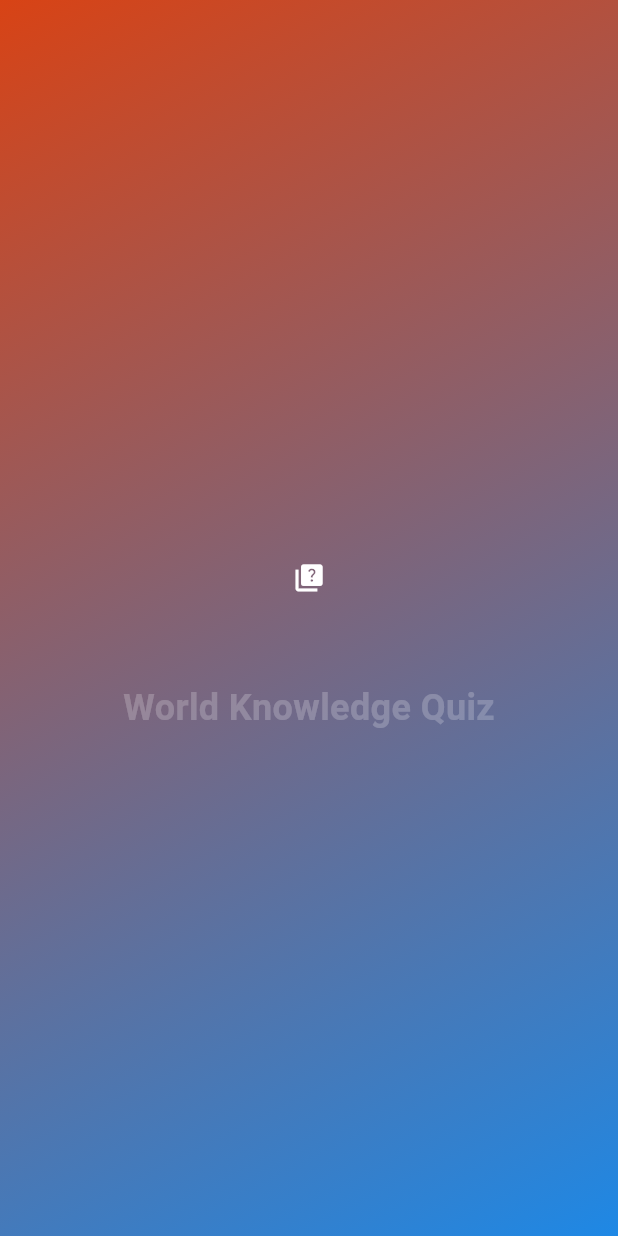
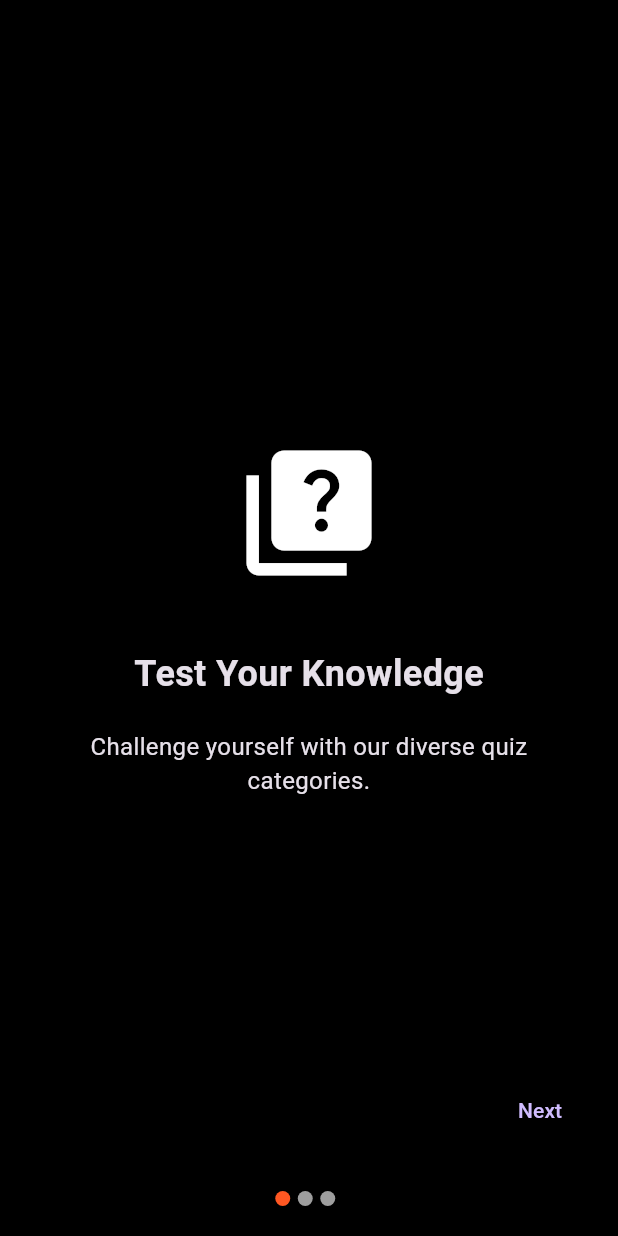
Before and after one commit to fisforfaheem/knowledge_zone, a Flutter app: the first screen one second after launch, on a phone screen of 412 x 824 dp. Run offline on Flutter 3.47's test engine with Material 3 defaults, Android fonts, the light colour scheme and no system bars; drawn by our look-alikes of flutter_animate; our stand-ins replace confetti, hive, hive_flutter, share_plus, shared_preferences, webview_flutter; accounts and stored records are empty.

Commit message:
Update main.dart

```diff
--- a/lib/main.dart
+++ b/lib/main.dart
@@ -5,6 +5,8 @@ import 'package:flutter/material.dart';
 import 'package:flutter_animate/flutter_animate.dart';
 import 'package:general_knowledge_app/faq_page.dart';
 import 'package:general_knowledge_app/questions.dart';
+import 'package:hive/hive.dart';
+import 'package:hive_flutter/adapters.dart';
 import 'package:share_plus/share_plus.dart';
 import 'package:url_launcher/url_launcher_string.dart';
 import 'package:webview_flutter/webview_flutter.dart';
@@ -14,6 +16,8 @@ import 'package:shared_preferences/shared_preferences.dart';
 
 void main() async {
   WidgetsFlutterBinding.ensureInitialized();
+  await Hive.initFlutter();
+  await Hive.openBox('appBox');
   await SharedPrefsManager.init();
   SystemChrome.setSystemUIOverlayStyle(
     const SystemUiOverlayStyle(
@@ -113,9 +117,165 @@ class MainApp extends StatelessWidget {
             ),
           ),
         ),
-      home: const SplashScreen(),
+        home: FutureBuilder<bool>(
+          future: checkFirstSeen(),
+          builder: (BuildContext context, AsyncSnapshot<bool> snapshot) {
+            if (snapshot.hasData) {
+              if (snapshot.data!) {
+                return const OnboardingScreen();
+              } else {
+                return const SplashScreen();
+              }
+            } else {
+              return const CircularProgressIndicator();
+            }
+          },
+        ));
+  }
+}
+
+Future<bool> checkFirstSeen() async {
+  final box = Hive.box('appBox');
+  bool isFirstLaunch = box.get('isFirstLaunch', defaultValue: true);
+  if (isFirstLaunch) {
+    await box.put('isFirstLaunch', false);
+  }
+  return isFirstLaunch;
+}
+
+class OnboardingScreen extends StatefulWidget {
+  const OnboardingScreen({super.key});
+
+  @override
+  _OnboardingScreenState createState() => _OnboardingScreenState();
+}
+
+class _OnboardingScreenState extends State<OnboardingScreen> {
+  final PageController _pageController = PageController();
+  int _currentPage = 0;
+
+  List<OnboardingPage> pages = [
+    OnboardingPage(
+      title: "Test Your Knowledge",
+      description: "Challenge yourself with our diverse quiz categories.",
+      icon: Icons.quiz,
+    ),
+    OnboardingPage(
+      title: "Learn New Facts",
+      description: "Expand your knowledge with every quiz you take.",
+      icon: Icons.lightbulb,
+    ),
+    OnboardingPage(
+      title: "Track Your Progress",
+      description: "See your improvement over time with detailed statistics.",
+      icon: Icons.trending_up,
+    ),
+  ];
+
+  @override
+  Widget build(BuildContext context) {
+    return Scaffold(
+      body: Stack(
+        children: [
+          PageView.builder(
+            controller: _pageController,
+            itemCount: pages.length,
+            onPageChanged: (int page) {
+              setState(() {
+                _currentPage = page;
+              });
+            },
+            itemBuilder: (context, index) {
+              return buildPage(pages[index]);
+            },
+          ),
+          Positioned(
+            bottom: 20,
+            left: 0,
+            right: 0,
+            child: Row(
+              mainAxisAlignment: MainAxisAlignment.center,
+              children: List.generate(
+                pages.length,
+                (index) => buildDot(index),
+              ),
+            ),
+          ),
+          Positioned(
+            bottom: 60,
+            right: 20,
+            child: _currentPage == pages.length - 1
+                ? ElevatedButton(
+                    onPressed: () => finishOnboarding(context),
+                    child: const Text("Get Started"),
+                  )
+                : TextButton(
+                    onPressed: () => _pageController.nextPage(
+                      duration: const Duration(milliseconds: 300),
+                      curve: Curves.easeInOut,
+                    ),
+                    child: const Text("Next"),
+                  ),
+          ),
+        ],
+      ),
     );
   }
+
+  Widget buildPage(OnboardingPage page) {
+    return Padding(
+      padding: const EdgeInsets.all(40),
+      child: Column(
+        mainAxisAlignment: MainAxisAlignment.center,
+        children: [
+          Icon(page.icon, size: 100)
+              .animate()
+              .fade(duration: 500.ms)
+              .scale(delay: 200.ms),
+          const SizedBox(height: 40),
+          Text(
+            page.title,
+            style: const TextStyle(fontSize: 24, fontWeight: FontWeight.bold),
+          ).animate().fadeIn(delay: 300.ms).moveY(begin: 20, end: 0),
+          const SizedBox(height: 20),
+          Text(
+            page.description,
+            textAlign: TextAlign.center,
+            style: const TextStyle(fontSize: 16),
+          ).animate().fadeIn(delay: 500.ms).moveY(begin: 20, end: 0),
+        ],
+      ),
+    );
+  }
+
+  Widget buildDot(int index) {
+    return Container(
+      height: 10,
+      width: 10,
+      margin: const EdgeInsets.only(right: 5),
+      decoration: BoxDecoration(
+        color: _currentPage == index ? Colors.deepOrange : Colors.grey,
+        borderRadius: BorderRadius.circular(5),
+      ),
+    );
+  }
+
+  void finishOnboarding(BuildContext context) {
+    Navigator.pushReplacement(
+        context, MaterialPageRoute(builder: (context) => const SplashScreen()));
+  }
+}
+
+class OnboardingPage {
+  final String title;
+  final String description;
+  final IconData icon;
+
+  OnboardingPage({
+    required this.title,
+    required this.description,
+    required this.icon,
+  });
 }
 
 class SplashScreen extends StatefulWidget {
@@ -329,11 +489,6 @@ class HomeScreen extends StatelessWidget {
               title == 'Movies' ||
               title == 'Geography') {
             _startQuiz(context, title);
-          } else if (title == 'Leaderboard') {
-            Navigator.push(
-                context,
-                MaterialPageRoute(
-                    builder: (context) => const LeaderboardScreen()));
           }
         },
         style: ElevatedButton.styleFrom(
@@ -708,7 +863,7 @@ class MorePage extends StatelessWidget {
           leading: const Icon(Icons.question_answer, color: Colors.green),
           subtitle: const Text('Frequently asked questions'),
           title: const Text(
-            'FAQs',
+            'FAQ',
             style: TextStyle(fontSize: 18, fontWeight: FontWeight.bold),
           ),
           trailing: const Icon(Icons.arrow_forward_ios, color: Colors.grey),
@@ -905,16 +1060,17 @@ class ProfileScreen extends StatelessWidget {
   Widget buildStatCard(String title, String value) {
     return Card(
       color: Colors.black.withOpacity(0.7),
+      shape: RoundedRectangleBorder(borderRadius: BorderRadius.circular(10)),
       child: ListTile(
         leading: const Icon(Icons.star, color: Colors.deepOrange),
         title: Text(
           title,
-          style: const TextStyle(color: Colors.white),
+          style: const TextStyle(color: Colors.white, fontSize: 16),
         ),
         trailing: Text(
           value,
-          style:
-              const TextStyle(color: Colors.white, fontWeight: FontWeight.bold),
+          style: const TextStyle(
+              color: Colors.white, fontWeight: FontWeight.bold, fontSize: 18),
         ),
       ),
     );
@@ -923,20 +1079,21 @@ class ProfileScreen extends StatelessWidget {
   Widget buildQuizHistoryItem(String quizType, String score, String date) {
     return Card(
       color: Colors.black.withOpacity(0.7),
+      shape: RoundedRectangleBorder(borderRadius: BorderRadius.circular(10)),
       child: ListTile(
         leading: const Icon(Icons.quiz, color: Colors.deepOrange),
         title: Text(
           quizType,
-          style: const TextStyle(color: Colors.white),
+          style: const TextStyle(color: Colors.white, fontSize: 16),
         ),
         subtitle: Text(
           'Date: $date',
-          style: const TextStyle(color: Colors.white70),
+          style: const TextStyle(color: Colors.white70, fontSize: 14),
         ),
         trailing: Text(
           score,
-          style:
-              const TextStyle(color: Colors.white, fontWeight: FontWeight.bold),
+          style: const TextStyle(
+              color: Colors.white, fontWeight: FontWeight.bold, fontSize: 18),
         ),
       ),
     );
@@ -947,13 +1104,27 @@ class ProfileScreen extends StatelessWidget {
     final stats = SharedPrefsManager.getUserStats();
 
     return Scaffold(
-      appBar: AppBar(title: const Text('Me')),
-      body: Column(
+      appBar: AppBar(
+        title: const Text('Profile'),
+        backgroundColor: Colors.deepOrange,
+      ),
+      body: Padding(
+        padding: const EdgeInsets.all(16.0),
+        child: Column(
+          crossAxisAlignment: CrossAxisAlignment.start,
           children: [
+            _buildHeader(),
+            const SizedBox(height: 20),
             buildStatCard('Total Quizzes Taken', '${stats['quizzesTaken']}'),
             buildStatCard('Highest Score', '${stats['highestScore']}'),
             buildStatCard(
                 'Average Score', '${stats['averageScore'].toStringAsFixed(2)}'),
+            const SizedBox(height: 20),
+            const Text(
+              'Recent Quizzes',
+              style: TextStyle(fontSize: 18, fontWeight: FontWeight.bold),
+            ),
+            const SizedBox(height: 10),
             Expanded(
               child: ListView.builder(
                 itemCount: stats['recentQuizzes'].length,
@@ -966,86 +1137,16 @@ class ProfileScreen extends StatelessWidget {
             ),
           ],
         ),
+      ),
       bottomNavigationBar: const CustomBottomNavigationBar(currentIndex: 1),
     );
   }
-}
 
-class LeaderboardScreen extends StatelessWidget {
-  const LeaderboardScreen({super.key});
-
-  @override
-  Widget build(BuildContext context) {
-    final leaderboardData = SharedPrefsManager.getLeaderboardData();
-
-    return Scaffold(
-      appBar: AppBar(
-        title: const Text('Leaderboard'),
-        centerTitle: true,
-        flexibleSpace: Container(
-          decoration: BoxDecoration(
-            gradient: LinearGradient(
-              begin: Alignment.topLeft,
-              end: Alignment.bottomRight,
-              colors: [Colors.deepOrange.shade800, Colors.blue.shade600],
-            ),
-          ),
-        ),
-      ),
-      body: Container(
-        decoration: BoxDecoration(
-          gradient: LinearGradient(
-            begin: Alignment.topLeft,
-            end: Alignment.bottomRight,
-            colors: [Colors.deepOrange.shade800, Colors.blue.shade600],
-          ),
-        ),
-        child: SafeArea(
-          child: ListView.builder(
-            padding: const EdgeInsets.all(16.0),
-            itemCount: leaderboardData.length,
-            itemBuilder: (context, index) {
-              final userData = leaderboardData[index];
-              return Card(
-                color: Colors.black.withOpacity(0.8),
-                child: ListTile(
-                  leading: CircleAvatar(
-                    backgroundColor: Colors.deepOrange,
-                    child: Text(
-                      '${index + 1}',
-                      style: const TextStyle(
-                          color: Colors.white, fontWeight: FontWeight.bold),
-                    ),
-                  ),
-                  title: Text(
-                    userData['username'],
-                    style: const TextStyle(
-                        color: Colors.white, fontWeight: FontWeight.bold),
-                  ),
-                  subtitle: Text(
-                    'Total Score: ${userData['totalScore']}',
-                    style: const TextStyle(color: Colors.white70),
-                  ),
-                  trailing: Column(
-                    mainAxisAlignment: MainAxisAlignment.center,
-                    crossAxisAlignment: CrossAxisAlignment.end,
+  Widget _buildHeader() {
+    return const Row(
       children: [
-                      Text(
-                        'Quizzes: ${userData['quizzesTaken']}',
-                        style: const TextStyle(color: Colors.white70),
-                      ),
-                      Text(
-                        'Avg: ${userData['averageScore'].toStringAsFixed(2)}%',
-                        style: const TextStyle(color: Colors.white70),
-                      ),
+        SizedBox(width: 20),
       ],
-                  ),
-                ),
-              );
-            },
-          ),
-        ),
-      ),
     );
   }
 }
```
Lines whose indentation alone changed are shown as unchanged.
